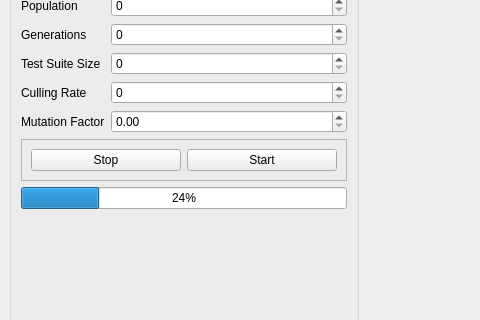
This is mainwindowcontrols.ui in kwijesin/CMPT417-Final-Project-F22 as Qt 5 draws it before an edit; both pictures show x 0 to 480 and y 128 to 448 of the 968 by 675 pixel window. The edited form follows.
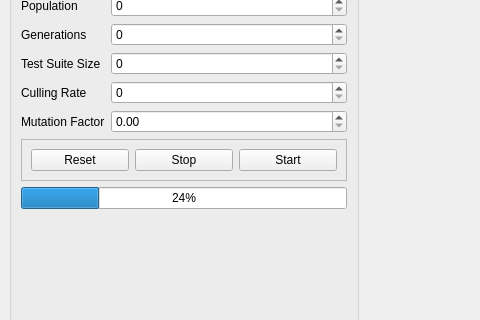
This is the edited form.

Patch:
```diff
--- a/mainwindowcontrols.ui
+++ b/mainwindowcontrols.ui
@@ -132,6 +132,13 @@
           <enum>QFrame::Raised</enum>
          </property>
          <layout class="QHBoxLayout" name="horizontalLayout">
+          <item>
+           <widget class="QPushButton" name="pushButtonReset">
+            <property name="text">
+             <string>Reset</string>
+            </property>
+           </widget>
+          </item>
           <item>
            <widget class="QPushButton" name="pushButtonStop">
             <property name="text">
```
Left out of the diff: 2 changed lines with no effect on the pictures.
